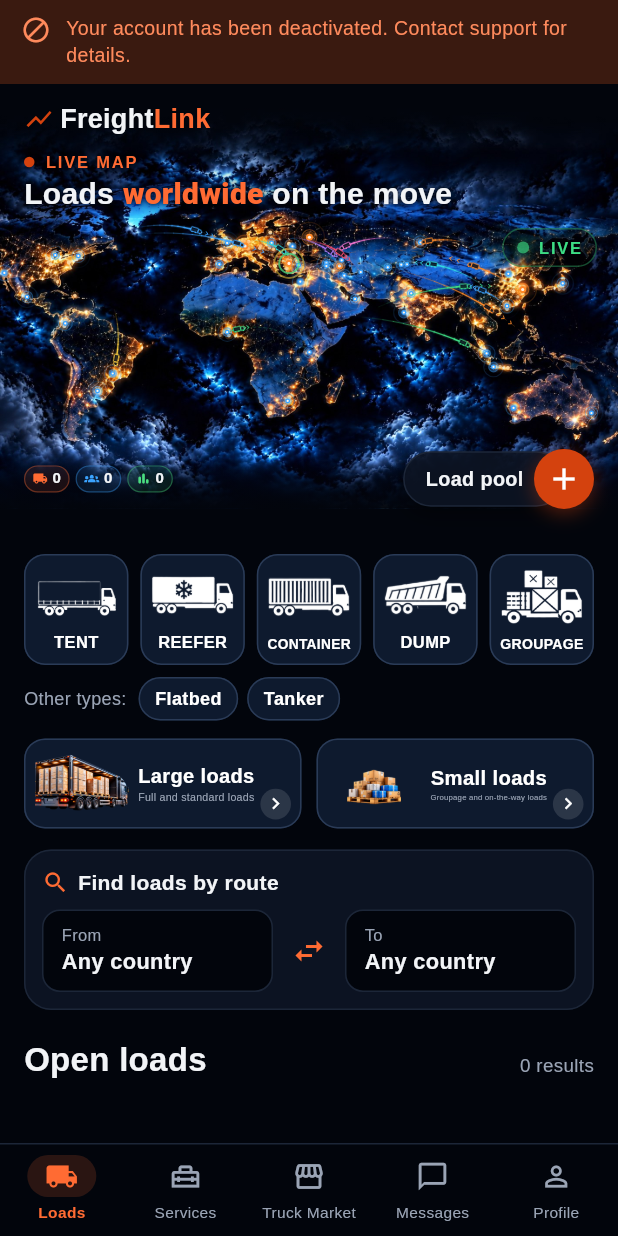
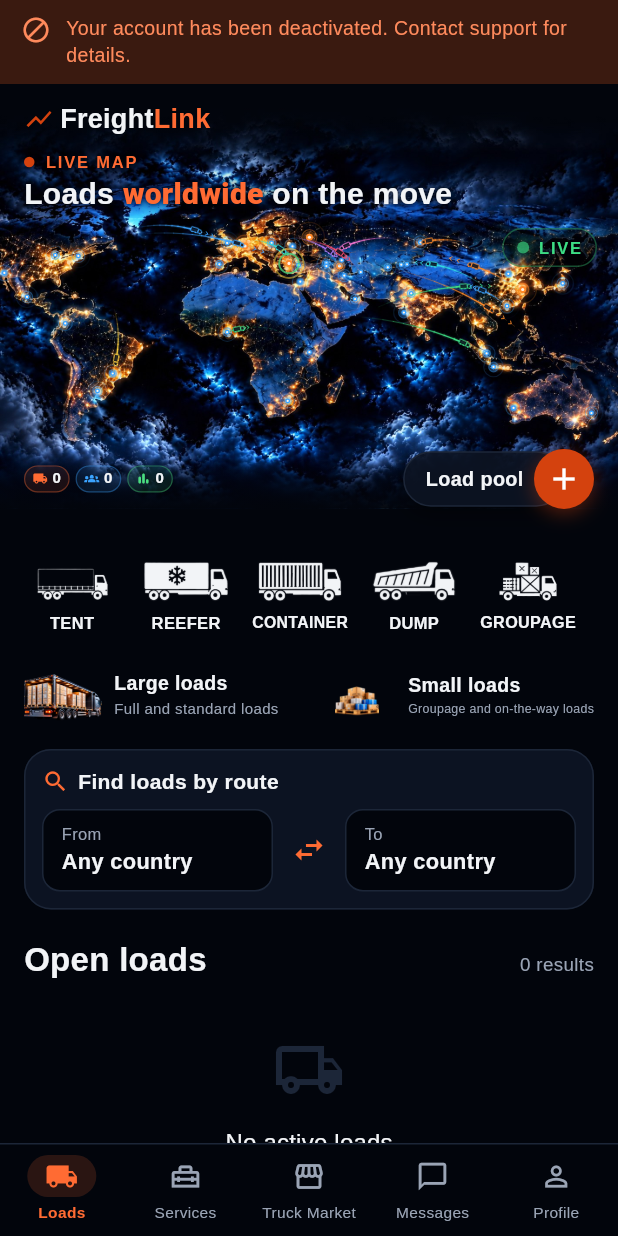
Before and after one commit to xalid9111/freightlink-test, a Flutter app: the screen it shows once a user with an empty profile is signed in, on a phone screen of 412 x 824 dp. Run offline on Flutter 3.47's test engine with Material 3 defaults, Android fonts, the phone set to English and light mode, and no system bars; our stand-ins replace audioplayers, equatable, file_picker, flutter_dotenv, flutter_map, flutter_riverpod and 8 more; missing offline and left inert: dart:js_interop, record; accounts and stored records are empty; network calls fail; project files that could hold a hidden picture were left out.

Commit message:
Loads page: load-type choices as icon + name only; Açıq and Sistern icons
- No tile behind the choices: picture + name, white at night (dark in
  day mode), orange with a short line when chosen.
- Açıq platforma and Sistern get their own icons (day + night) and sit in
  the same row; the row scrolls sideways with a finger.
- Big / small loads: the same icon look, smaller (40 / 44 high).
- Filtering rules unchanged.

Co-Authored-By: Claude Opus 5.5 <noreply@anthropic.com>
Claude-Session: https://claude.ai/code/session_01TwoedHDaZ4iZm6AS71Mrpj

```diff
--- a/assets/i18n/az.json
+++ b/assets/i18n/az.json
@@ -1107,5 +1107,7 @@
   "enroute_none": "Bu yol üzərində kiçik yük tapılmadı.",
   "enroute_found": "{n} yük yolunuzun üstündədir",
   "enroute_off": "Yükləmə yoldan {a} km, boşaltma {b} km aralıdır",
-  "enroute_skipped": "{n} yükün yeri xəritədə tapılmadı və hesablanmadı."
+  "enroute_skipped": "{n} yükün yeri xəritədə tapılmadı və hesablanmadı.",
+  "cat_open": "AÇIQ",
+  "cat_tanker": "SİSTERN"
 }
--- a/assets/i18n/en.json
+++ b/assets/i18n/en.json
@@ -1107,5 +1107,7 @@
   "enroute_none": "No small loads on this road.",
   "enroute_found": "{n} loads on your way",
   "enroute_off": "Pickup {a} km off the road, delivery {b} km",
-  "enroute_skipped": "{n} loads could not be placed on the map and were left out."
+  "enroute_skipped": "{n} loads could not be placed on the map and were left out.",
+  "cat_open": "FLATBED",
+  "cat_tanker": "TANKER"
 }
--- a/assets/i18n/tr.json
+++ b/assets/i18n/tr.json
@@ -1107,5 +1107,7 @@
   "enroute_none": "Bu yol üzerinde küçük yük bulunamadı.",
   "enroute_found": "{n} yük yolunuzun üstünde",
   "enroute_off": "Yükleme yoldan {a} km, boşaltma {b} km uzakta",
-  "enroute_skipped": "{n} yükün yeri haritada bulunamadı ve hesaplanmadı."
+  "enroute_skipped": "{n} yükün yeri haritada bulunamadı ve hesaplanmadı.",
+  "cat_open": "AÇIK",
+  "cat_tanker": "TANKER"
 }
--- a/assets/i18n/zh.json
+++ b/assets/i18n/zh.json
@@ -1107,5 +1107,7 @@
   "enroute_none": "这条路线上没有小件货物。",
   "enroute_found": "您的路线上有 {n} 件货物",
   "enroute_off": "装货地距道路 {a} 公里，卸货地 {b} 公里",
-  "enroute_skipped": "{n} 件货物无法在地图上定位，未计入。"
+  "enroute_skipped": "{n} 件货物无法在地图上定位，未计入。",
+  "cat_open": "平板",
+  "cat_tanker": "罐车"
 }
--- a/lib/features/cargo/domain/cargo_categories.dart
+++ b/lib/features/cargo/domain/cargo_categories.dart
@@ -12,6 +12,11 @@ const kCategoryTruckTypes = ['tent', 'ref', 'container', 'dump'];
 
 /// Truck types without a picture, shown under "Digər növlər".
 const kOtherTruckTypes = ['open', 'tanker'];
+
+/// The choices on the Loads page, in order (owner, 21.10.2026): 'groupage'
+/// is QRUPAJ, the others are truck types (Açıq and Sistern have their own
+/// picture now too).
+const kCategoryChoices = ['tent', 'ref', 'container', 'dump', 'groupage', 'open', 'tanker'];
 
 const kLoadSizeBig = 'big';
 const kLoadSizeSmall = 'small';
--- a/lib/features/cargo/presentation/cargo_marketplace_desktop.dart
+++ b/lib/features/cargo/presentation/cargo_marketplace_desktop.dart
@@ -101,9 +101,9 @@ class _DesktopMarketplace extends ConsumerWidget {
                 child: Padding(
                   padding: const EdgeInsets.only(top: 24),
                   child: Row(crossAxisAlignment: CrossAxisAlignment.start, children: [
-                    Expanded(flex: 5, child: CargoTypeTiles(strings: strings, tileHeight: 96, onChanged: _scrollToFeed)),
+                    Expanded(flex: 5, child: CargoTypeTiles(strings: strings, tileHeight: 64, onChanged: _scrollToFeed)),
                     const SizedBox(width: 16),
-                    Expanded(flex: 4, child: CargoSizeCards(strings: strings, height: 64, onChanged: _scrollToFeed)),
+                    Expanded(flex: 4, child: CargoSizeCards(strings: strings, height: 44, onChanged: _scrollToFeed)),
                   ]),
                 ),
               ),
--- a/lib/features/cargo/presentation/cargo_marketplace_screen.dart
+++ b/lib/features/cargo/presentation/cargo_marketplace_screen.dart
@@ -96,9 +96,9 @@ class CargoMarketplaceScreen extends ConsumerWidget {
               child: Padding(
                 padding: const EdgeInsets.fromLTRB(16, 14, 16, 0),
                 child: Column(crossAxisAlignment: CrossAxisAlignment.stretch, children: [
-                  CargoTypeTiles(strings: strings, tileHeight: 74, onChanged: _scrollToFeed),
+                  CargoTypeTiles(strings: strings, tileHeight: 64, onChanged: _scrollToFeed),
                   const SizedBox(height: 12),
-                  CargoSizeCards(strings: strings, height: 60, onChanged: _scrollToFeed),
+                  CargoSizeCards(strings: strings, height: 40, onChanged: _scrollToFeed),
                 ]),
               ),
             ),
--- a/lib/features/cargo/presentation/widgets/cargo_category_bar.dart
+++ b/lib/features/cargo/presentation/widgets/cargo_category_bar.dart
@@ -4,18 +4,20 @@ import 'package:image_picker/image_picker.dart';
 
 import '../../../../core/localization/app_strings.dart';
 import '../../../../core/theme/app_theme.dart';
+import '../../../../core/widgets/mouse_drag_scroll.dart';
 import '../../../../core/widgets/page_hero.dart';
 import '../../domain/cargo_categories.dart';
 import '../providers/category_providers.dart';
 
-/// The five load-type tiles (TENT · REF · KONTEYNER · SAMOSVAL · QRUPAJ)
-/// as a quick filter, plus "Digər növlər" (Açıq, Sistern) under them.
-/// White tiles with dark pictures in night and day (owner, 21.10.2026).
+/// The load-type choices (owner, 21.10.2026): TENT · REF · KONTEYNER ·
+/// SAMOSVAL · QRUPAJ · AÇIQ · SİSTERN — only the picture and the name, no
+/// tile behind them; the chosen one is orange. One row that scrolls
+/// sideways with a finger when it does not fit the screen.
 class CargoTypeTiles extends ConsumerWidget {
   final AppStrings strings;
   final double tileHeight;
   final VoidCallback? onChanged;
-  const CargoTypeTiles({super.key, required this.strings, this.tileHeight = 78, this.onChanged});
+  const CargoTypeTiles({super.key, required this.strings, this.tileHeight = 64, this.onChanged});
 
   @override
   Widget build(BuildContext context, WidgetRef ref) {
@@ -25,47 +27,67 @@ class CargoTypeTiles extends ConsumerWidget {
       onChanged?.call();
     }
 
-    return Column(crossAxisAlignment: CrossAxisAlignment.stretch, children: [
-      Row(children: [
-        for (final t in kCategoryTruckTypes) ...[
-          Expanded(
-            child: CargoTypeTile(
-              key: ValueKey('cat-$t'),
-              code: t,
-              label: strings.t('cat_$t'),
-              selected: f.truckType == t,
+    return SizedBox(
       height: tileHeight,
-              onTap: () => set(f.tapTruck(t)),
+      child: MouseDragScroll(child: ListView.separated(
+          scrollDirection: Axis.horizontal,
+          itemCount: kCategoryChoices.length,
+          // 4½ choices fit a phone: the cut one shows there is more to the side.
+          separatorBuilder: (_, __) => const SizedBox(width: 12),
+          itemBuilder: (_, i) {
+            final c = kCategoryChoices[i];
+            final groupage = c == 'groupage';
+            return CargoTypeChoice(
+              key: ValueKey('cat-$c'),
+              code: c,
+              label: strings.t('cat_$c'),
+              selected: groupage ? f.groupage : f.truckType == c,
+              onTap: () => set(groupage ? f.tapGroupage() : f.tapTruck(c)),
+            );
+          },
+        )),
+    );
+  }
+}
+
+/// One choice: the truck picture and its name — white at night, dark in
+/// day mode — orange with a short orange line when chosen.
+class CargoTypeChoice extends StatelessWidget {
+  final String code;
+  final String label;
+  final bool selected;
+  final VoidCallback onTap;
+  const CargoTypeChoice({super.key, required this.code, required this.label, required this.selected, required this.onTap});
+
+  @override
+  Widget build(BuildContext context) {
+    final color = selected ? AppColors.accent : AppColors.text;
+    return InkWell(
+      borderRadius: BorderRadius.circular(10),
+      onTap: onTap,
+      child: SizedBox(
+        width: 64,
+        child: Column(mainAxisAlignment: MainAxisAlignment.center, children: [
+          SizedBox(
+            height: 27,
+            child: Image.asset(categoryIconAsset(code, night: !AppColors.isDay),
+                fit: BoxFit.contain, color: color, colorBlendMode: BlendMode.srcIn),
           ),
+          const SizedBox(height: 6),
+          FittedBox(
+            fit: BoxFit.scaleDown,
+            child: Text(label, maxLines: 1, style: TextStyle(fontSize: 11, fontWeight: FontWeight.w800, color: color)),
           ),
-          const SizedBox(width: 8),
-        ],
-        Expanded(
-          child: CargoTypeTile(
-            key: const ValueKey('cat-groupage'),
-            code: 'groupage',
-            label: strings.t('cat_groupage'),
-            selected: f.groupage,
-            height: tileHeight,
-            onTap: () => set(f.tapGroupage()),
-          ),
+          const SizedBox(height: 3),
+          AnimatedContainer(
+            duration: const Duration(milliseconds: 150),
+            height: 2.5,
+            width: selected ? 24 : 0,
+            decoration: BoxDecoration(color: AppColors.accent, borderRadius: BorderRadius.circular(2)),
           ),
         ]),
-      const SizedBox(height: 8),
-      Row(children: [
-        Text(strings.t('cat_other_types'), style: TextStyle(fontSize: 12, color: AppColors.textSoft)),
-        const SizedBox(width: 8),
-        for (final t in kOtherTruckTypes) ...[
-          _SmallChip(
-            key: ValueKey('cat-$t'),
-            label: strings.t('truck_$t'),
-            selected: f.truckType == t,
-            onTap: () => set(f.tapTruck(t)),
       ),
-          const SizedBox(width: 6),
-        ],
-      ]),
-    ]);
+    );
   }
 }
 
@@ -117,35 +139,6 @@ class CargoTypeTile extends StatelessWidget {
   }
 }
 
-class _SmallChip extends StatelessWidget {
-  final String label;
-  final bool selected;
-  final VoidCallback onTap;
-  const _SmallChip({super.key, required this.label, required this.selected, required this.onTap});
-
-  @override
-  Widget build(BuildContext context) {
-    return Material(
-      color: selected ? AppColors.tileSelectedBg : AppColors.tileBg,
-      borderRadius: BorderRadius.circular(20),
-      child: InkWell(
-        borderRadius: BorderRadius.circular(20),
-        onTap: onTap,
-        child: Container(
-          padding: const EdgeInsets.symmetric(horizontal: 10, vertical: 5),
-          decoration: BoxDecoration(
-            borderRadius: BorderRadius.circular(20),
-            border: Border.all(color: selected ? AppColors.accent : AppColors.tileLine),
-          ),
-          child: Text(label,
-              style: TextStyle(
-                  fontSize: 12, fontWeight: FontWeight.w700, color: selected ? AppColors.accent : AppColors.tileFg)),
-        ),
-      ),
-    );
-  }
-}
-
 /// "Böyük yüklər" / "Kiçik yüklər": two picture cards; a tap shows the
 /// loads of that size from the same load pool. Admins change the pictures
 /// with the pencil (no deploy needed).
@@ -153,7 +146,7 @@ class CargoSizeCards extends ConsumerWidget {
   final AppStrings strings;
   final double height;
   final VoidCallback? onChanged;
-  const CargoSizeCards({super.key, required this.strings, this.height = 64, this.onChanged});
+  const CargoSizeCards({super.key, required this.strings, this.height = 40, this.onChanged});
 
   @override
   Widget build(BuildContext context, WidgetRef ref) {
@@ -162,7 +155,7 @@ class CargoSizeCards extends ConsumerWidget {
     final admin = isAdminUser(ref);
     return Row(children: [
       for (final c in kSizeCards) ...[
-        if (c.size != kSizeCards.first.size) const SizedBox(width: 10),
+        if (c.size != kSizeCards.first.size) const SizedBox(width: 12),
         Expanded(
           child: _SizeCard(
             key: ValueKey('size-${c.size}'),
@@ -219,11 +212,8 @@ class _SizeCard extends StatelessWidget {
 
   @override
   Widget build(BuildContext context) {
-    // Owner's picture (21.10.2026): a light card (dark at night), the
-    // cut-out picture on the left, the texts on the right, a round arrow;
-    // the chosen card is orange-framed with a soft orange glow.
-    final day = AppColors.isDay;
-    final bg = selected ? AppColors.tileSelectedBg : (day ? AppColors.cardAlt : AppColors.tileBg);
+    // Icon look (owner, 21.10.2026): no card behind it — a small picture,
+    // the name and one line under it; orange when chosen.
     final picture = imageUrl == null
         ? Center(
             child: FractionallySizedBox(
@@ -233,28 +223,18 @@ class _SizeCard extends StatelessWidget {
             ),
           )
         : ClipRRect(
-            borderRadius: BorderRadius.circular(8),
+            borderRadius: BorderRadius.circular(6),
             child: Image.network(imageUrl!,
                 fit: BoxFit.cover, errorBuilder: (_, __, ___) => Image.asset(asset, fit: BoxFit.contain)),
           );
-    final arrowSize = (height * 0.34).clamp(18.0, 28.0);
-    return Material(
-      color: bg,
-      borderRadius: BorderRadius.circular(14),
-      child: InkWell(
-        borderRadius: BorderRadius.circular(14),
+    return InkWell(
+      borderRadius: BorderRadius.circular(10),
       onTap: onTap,
-        child: Container(
+      child: SizedBox(
         height: height,
-          padding: const EdgeInsets.fromLTRB(6, 5, 6, 5),
-          decoration: BoxDecoration(
-            borderRadius: BorderRadius.circular(14),
-            border: Border.all(color: selected ? AppColors.accent : AppColors.tileLine, width: selected ? 1.6 : 1),
-            boxShadow: selected ? [BoxShadow(color: AppColors.accent.withValues(alpha: 0.30), blurRadius: 10)] : null,
-          ),
         child: Row(children: [
-            SizedBox(width: height * 1.05, child: picture),
-            const SizedBox(width: 6),
+          SizedBox(width: height * 1.3, child: picture),
+          const SizedBox(width: 8),
           Expanded(
             child: Column(
               crossAxisAlignment: CrossAxisAlignment.start,
@@ -264,49 +244,34 @@ class _SizeCard extends StatelessWidget {
                   fit: BoxFit.scaleDown,
                   alignment: Alignment.centerLeft,
                   child: Text(title,
-                        maxLines: 1, style: TextStyle(color: AppColors.tileFg, fontSize: 14, fontWeight: FontWeight.w800)),
+                      maxLines: 1,
+                      style: TextStyle(
+                          color: selected ? AppColors.accent : AppColors.text, fontSize: 13, fontWeight: FontWeight.w800)),
                 ),
                 FittedBox(
                   fit: BoxFit.scaleDown,
                   alignment: Alignment.centerLeft,
-                    child: Text(subtitle, maxLines: 1, style: TextStyle(color: AppColors.textSoft, fontSize: 10.5)),
+                  child: Text(subtitle, maxLines: 1, style: TextStyle(color: AppColors.textSoft, fontSize: 10)),
+                ),
+                const SizedBox(height: 3),
+                AnimatedContainer(
+                  duration: const Duration(milliseconds: 150),
+                  height: 2.5,
+                  width: selected ? 24 : 0,
+                  decoration: BoxDecoration(color: AppColors.accent, borderRadius: BorderRadius.circular(2)),
                 ),
               ],
             ),
           ),
-            const SizedBox(width: 4),
-            // Pencil (admins) on top, the round arrow at the bottom — never over the texts.
-            SizedBox(
-              width: arrowSize,
-              child: Column(mainAxisAlignment: MainAxisAlignment.spaceBetween, children: [
           if (onEdit != null)
-                  Material(
-                    color: Colors.black54,
-                    shape: const CircleBorder(),
-                    child: InkWell(
-                      customBorder: const CircleBorder(),
-                      onTap: onEdit,
-                      child: Tooltip(
-                        message: editTooltip,
-                        child: const Padding(padding: EdgeInsets.all(3), child: Icon(Icons.edit, size: 11, color: Colors.white)),
-                      ),
-                    ),
-                  )
-                else
-                  const SizedBox.shrink(),
-                Container(
-                  width: arrowSize,
-                  height: arrowSize,
-                  decoration: BoxDecoration(
-                    shape: BoxShape.circle,
-                    color: selected ? AppColors.accent : (day ? AppColors.line : Colors.white12),
-                  ),
-                  child: Icon(Icons.chevron_right, size: arrowSize * 0.75, color: selected ? Colors.white : AppColors.tileFg),
+            IconButton(
+              tooltip: editTooltip,
+              visualDensity: VisualDensity.compact,
+              iconSize: 16,
+              onPressed: onEdit,
+              icon: Icon(Icons.edit, color: AppColors.textSoft),
             ),
         ]),
-            ),
-          ]),
-        ),
       ),
     );
   }
```
Also changed, not shown: assets/i18n/ka.json, assets/i18n/ru.json, assets/images/cargo/type_open.png (added), assets/images/cargo/type_open_night.png (added), assets/images/cargo/type_tanker.png (added), assets/images/cargo/type_tanker_night.png (added), 1 other file. Lines whose indentation alone changed are shown as unchanged.
